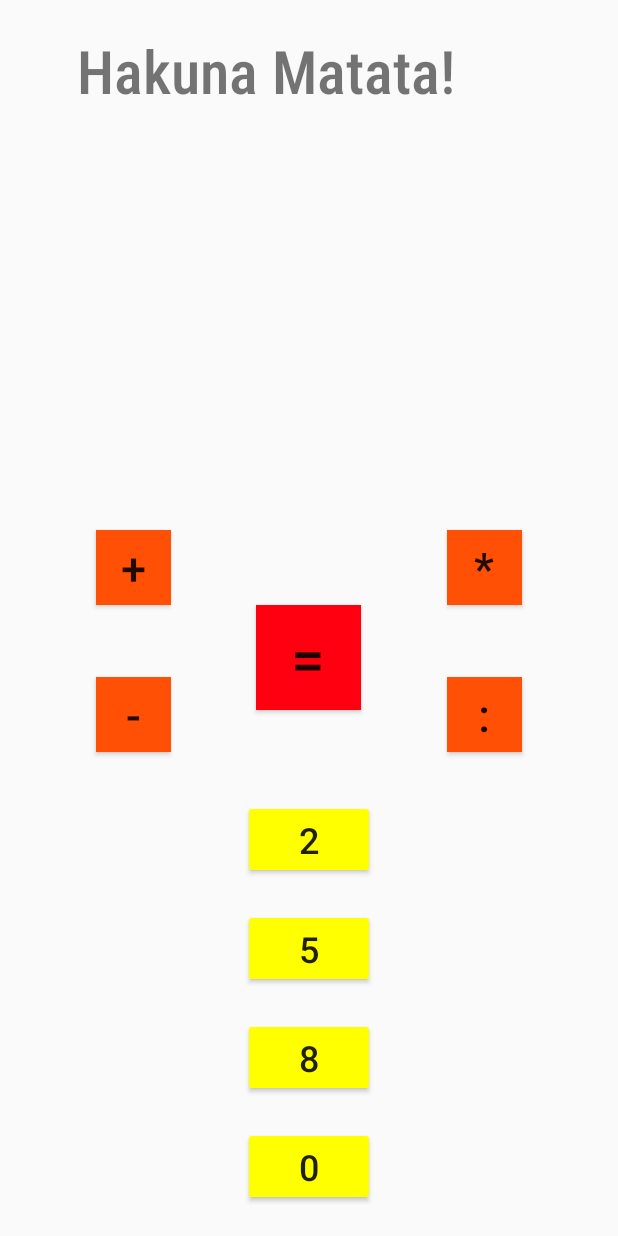
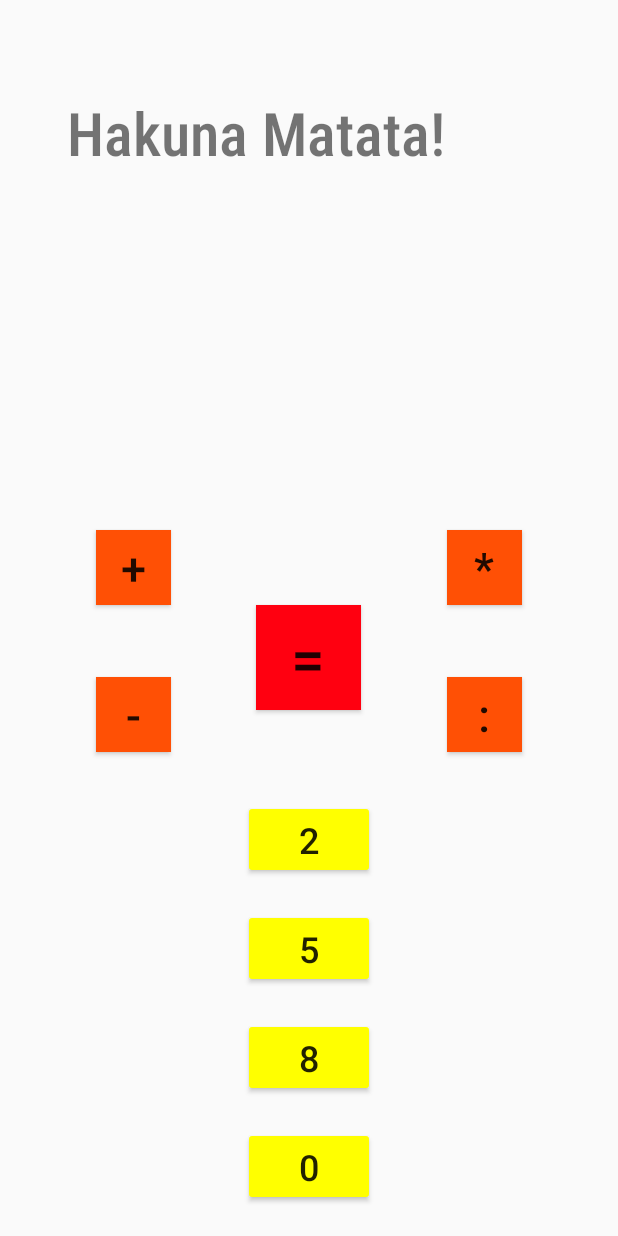
Before and after one commit to Koczabamba/FlyingBaththub, an Android app: the screen it shows after launch (MainActivity), on a phone screen of 412 x 824 dp. Run offline under Robolectric (Android 15) with nearby library versions, the phone set to English and light mode, and no system bars.

Commit message:
Add files via upload

```diff
--- a/app/src/main/java/com/example/flyingbathtub/MainActivity.java
+++ b/app/src/main/java/com/example/flyingbathtub/MainActivity.java
@@ -167,6 +167,7 @@ public class MainActivity extends AppCompatActivity {
             public void onClick (View v){
                 if(((TextView) findViewById(R.id.calcScreen)).getText() == ""){
                     ((TextView) findViewById(R.id.activityScreen)).setText("");
+                    ((TextView) findViewById(R.id.previousValue)).setText("");
                 };
                 ((TextView) findViewById(R.id.calcScreen)).setText("");
             }
--- a/app/src/main/res/layout/activity_main.xml
+++ b/app/src/main/res/layout/activity_main.xml
@@ -12,7 +12,6 @@
         android:layout_width="334dp"
         android:layout_height="100dp"
         android:layout_marginStart="8dp"
-        android:layout_marginTop="20dp"
         android:layout_marginEnd="8dp"
         android:backgroundTint="@color/colorAccent"
         android:clickable="true"
@@ -20,9 +19,9 @@
         android:text="Hakuna Matata!"
         android:textSize="40sp"
         app:layout_constraintEnd_toEndOf="parent"
-        app:layout_constraintHorizontal_bias="0.704"
+        app:layout_constraintHorizontal_bias="0.59"
         app:layout_constraintStart_toStartOf="parent"
-        app:layout_constraintTop_toTopOf="parent" />
+        app:layout_constraintTop_toBottomOf="@+id/previousValue" />
 
     <Button
         android:id="@+id/buttonMultiplication"
@@ -248,19 +247,21 @@
         android:id="@+id/activityScreen"
         android:layout_width="61dp"
         android:layout_height="46dp"
-        android:layout_marginStart="12dp"
+        android:layout_marginStart="10dp"
+        android:layout_marginTop="15dp"
         android:textAlignment="center"
         android:textColor="@color/colorActivity"
         android:textSize="36sp"
         app:layout_constraintStart_toEndOf="@+id/previousValue"
-        app:layout_constraintTop_toBottomOf="@+id/calcScreen" />
+        app:layout_constraintTop_toTopOf="parent" />
 
     <TextView
         android:id="@+id/previousValue"
         android:layout_width="227dp"
         android:layout_height="46dp"
         android:layout_marginStart="40dp"
+        android:layout_marginTop="15dp"
         android:textSize="24sp"
         app:layout_constraintStart_toStartOf="parent"
-        app:layout_constraintTop_toBottomOf="@+id/calcScreen" />
+        app:layout_constraintTop_toTopOf="parent" />
 </android.support.constraint.ConstraintLayout>
```
